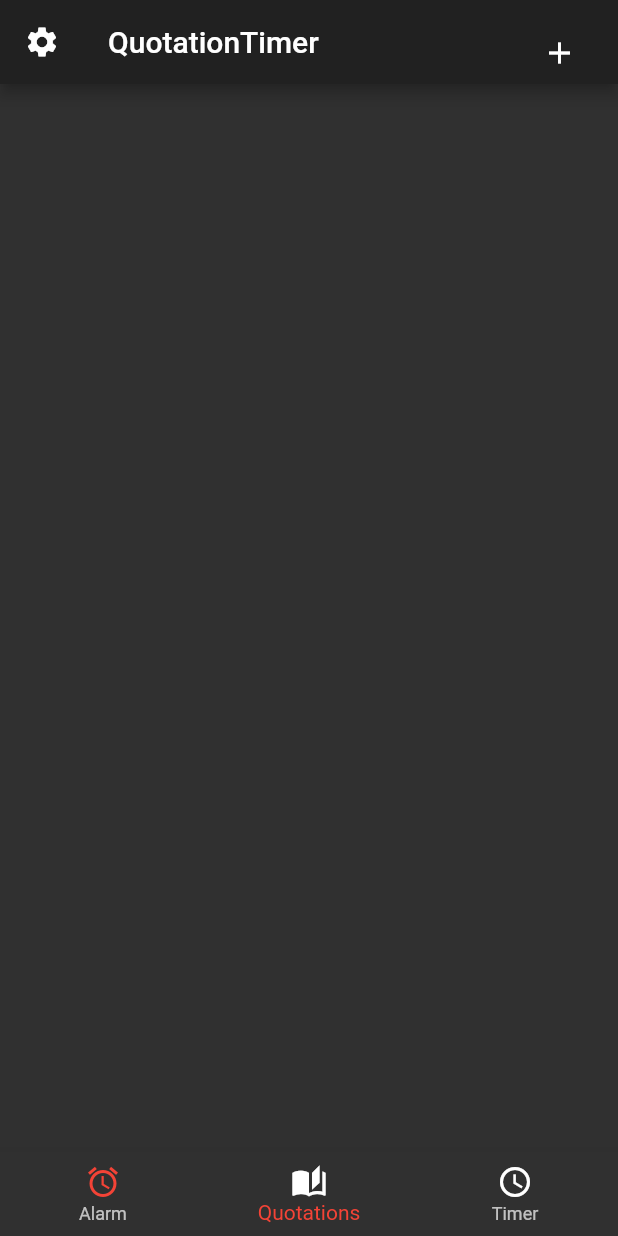
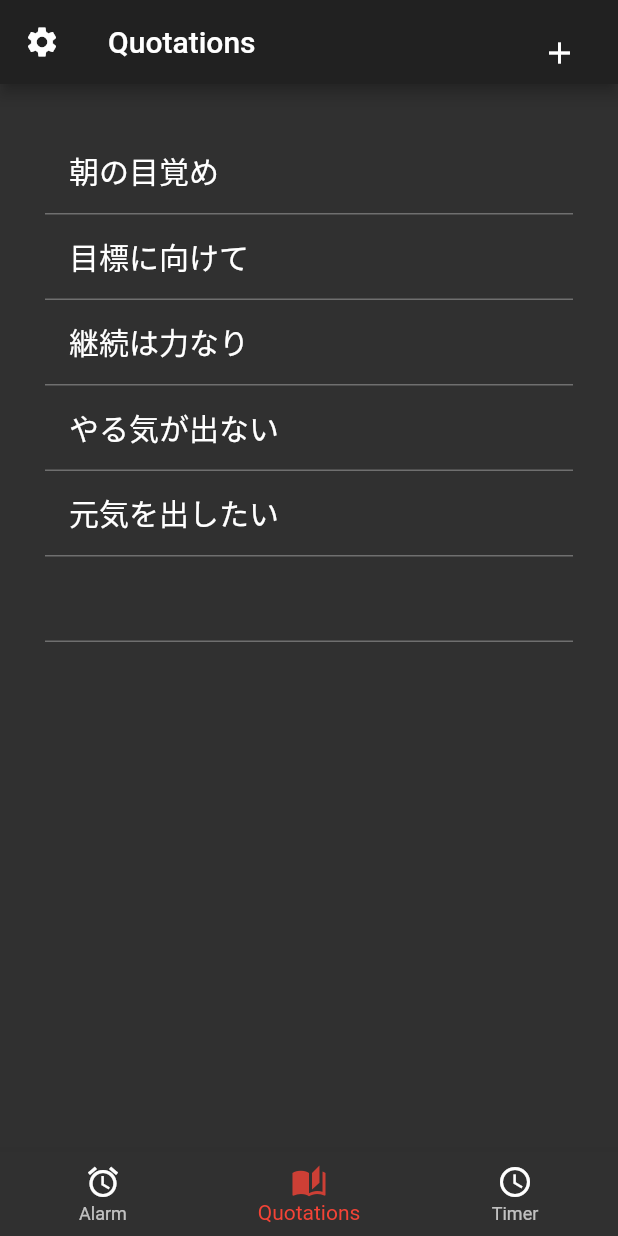
Before and after one commit to hiromu73/watch_app, a Flutter app: the screen it shows after launch, item 2 of the bottom bar chosen, on a phone screen of 412 x 824 dp. Run offline on Flutter 3.47's test engine with Material 2 defaults, Android fonts, the phone set to English and light mode, and no system bars.

Commit message:
各遷移先の作成

```diff
--- a/lib/homewatch.dart
+++ b/lib/homewatch.dart
@@ -1,15 +1,15 @@
 
 
-// import 'package:async/async.dart';
 import 'package:flutter/cupertino.dart';
 import 'package:flutter/material.dart';
-// import 'package:watch_app/header.dart';
 
+//作成したWidget//
 import 'route/alarmpage.dart';
 import 'route/newalarm.dart';
 import 'route/quotationspage.dart';
 import 'route/settingpage.dart';
 import 'route/timer.dart';
+////////////////
 
 class HomeWatch extends StatefulWidget {
   HomeWatch({Key key}) : super(key: key);
@@ -23,6 +23,9 @@ class _HomeWatchState extends State<HomeWatch> {
   int _tapIndex = 0;
   final _bottomNavigationBar = <BottomNavigationBarItem>[];
 
+  List<String> _tapList = ["Alarm","Quotations","Timer"];
+  String _selectedItem = "Alarm";
+
   //bottomに表示するアイコン
   static const _bottomIcons = [
     Icons.alarm,
@@ -30,20 +33,20 @@ class _HomeWatchState extends State<HomeWatch> {
     Icons.access_time,
   ];
 
-  ///bottomに表示するアイコンの名前
+  //bottomに表示するアイコンの名前
   static const _bottomIconsNames = [
     'Alarm',
     'Quotations',
     'Timer',
   ];
 
-  ///bottomに表示するアイコンの遷移先
+  //bottomに表示するアイコンの遷移先
   var _routes = [
-    AlarmPage(),///アラーム
-    QuotationsPage(),///格言
-    Timer(),///タイマー
-    NewAlarm(),///新規アラーム
-    SettingPage(),///設定
+    AlarmPage(),
+    QuotationsPage(),
+    Timer(),
+    NewAlarm(),
+    SettingPage(),
   ];
 
   @override
@@ -60,12 +63,12 @@ class _HomeWatchState extends State<HomeWatch> {
     return BottomNavigationBarItem(
       icon: Icon(
         _bottomIcons[index],
-        color: Colors.red,
+        color: Colors.red.withOpacity(0.8),
       ),
       title: Text(
           _bottomIconsNames[index],
         style: TextStyle(
-          color: Colors.red,
+          color: Colors.red.withOpacity(0.8),
         ),
       )
     );
@@ -91,18 +94,16 @@ class _HomeWatchState extends State<HomeWatch> {
   void _onTapIcon(int index) {
     setState(() {
       _bottomNavigationBar[_tapIndex] = _NoneSelectIcons(_tapIndex);
-      _bottomNavigationBar[_tapIndex] = _SelectIcons(_tapIndex);
+      _bottomNavigationBar[index] = _SelectIcons(index);
       _tapIndex = index;
     });
   }
-
-
-
 
   @override
   Widget build(BuildContext context) {
      return Scaffold(
         appBar: AppBar(
+            title: Text("Quotations"),
         leading: Padding(
           padding: EdgeInsets.all(4.0),
           child: IconButton(
@@ -119,20 +120,18 @@ class _HomeWatchState extends State<HomeWatch> {
         actions: [
           Padding(
               padding: EdgeInsets.all(15.0),
-              child: IconButton(
+                child: IconButton(
                 icon: Icon(Icons.add),
                 onPressed: () {
                   setState(() {
                     Navigator.push(
                         context,
-                        MaterialPageRoute(builder: (context) => NewAlarm(),
-                    ));
+                        MaterialPageRoute(builder: (context) => SettingPage(),
+                        ));
                   });
-            },)
-          ),
-        ],
-        title: Text('QuotationTimer'),
-      ),
+                }),
+              ),
+            ]),
       //タップされたインデックスを返す
       body: _routes.elementAt(_tapIndex),
       bottomNavigationBar: BottomNavigationBar(
--- a/lib/route/quotationspage.dart
+++ b/lib/route/quotationspage.dart
@@ -1,8 +1,12 @@
 
+
+import 'package:flutter/gestures.dart';
 import 'package:flutter/material.dart';
+import 'package:watch_app/route/quotationswrite.dart';
 
 ///テキストページ
-///Quotationsに入力し保存できる⇨コピペする様
+///どんな時に⇨格言一覧
+///Quotationsに入力し保存できる⇨コピペの可能
 class QuotationsPage extends StatefulWidget {
   @override
   _QuotationsPageState createState() => _QuotationsPageState();
@@ -11,6 +15,113 @@ class QuotationsPage extends StatefulWidget {
 class _QuotationsPageState extends State<QuotationsPage> {
   @override
   Widget build(BuildContext context) {
-    return Container();
+    return Scaffold(
+      body: ListView(
+          scrollDirection: Axis.vertical,
+          padding: EdgeInsets.all(30.0),
+          shrinkWrap: true,
+          children: listTiles
+      ),
+    );
   }
+  List<Widget> listTiles = <Widget> [
+    Container(
+        decoration: new BoxDecoration(
+          border: new Border(
+              bottom: new BorderSide(color: Colors.white.withOpacity(0.3))
+          ),
+        ),
+        child: ListTile(title: Text('朝の目覚め',textAlign: TextAlign.left,
+          style: TextStyle(fontSize: 20.0),
+        ),
+        )
+    ),
+    Container(
+        decoration: new BoxDecoration(
+          border: new Border(
+              bottom: new BorderSide(color: Colors.white.withOpacity(0.3))
+          ),
+        ),
+        child: ListTile(title: Text('目標に向けて',textAlign: TextAlign.left,
+          style: TextStyle(fontSize: 20.0),
+        ),
+        )
+    ),
+    Container(
+        decoration: new BoxDecoration(
+          border: new Border(
+              bottom: new BorderSide(color: Colors.white.withOpacity(0.3))
+          ),
+        ),
+        child: ListTile(title: Text('継続は力なり',textAlign: TextAlign.left,
+          style: TextStyle(fontSize: 20.0),
+        ),
+        )
+    ),
+    Container(
+        decoration: new BoxDecoration(
+          border: new Border(
+              bottom: new BorderSide(color: Colors.white.withOpacity(0.3))
+          ),
+        ),
+        child: ListTile(title: Text('やる気が出ない',textAlign: TextAlign.left,
+          style: TextStyle(fontSize: 20.0),
+        ),
+        )
+    ),
+    Container(
+        decoration: new BoxDecoration(
+          border: new Border(
+              bottom: new BorderSide(color: Colors.white.withOpacity(0.3))
+          ),
+        ),
+        child: ListTile(title: Text('元気を出したい',textAlign: TextAlign.left,
+          style: TextStyle(fontSize: 20.0),
+        ),
+        )
+    ),
+    Container(
+        decoration: new BoxDecoration(
+          border: new Border(
+              bottom: new BorderSide(color: Colors.white.withOpacity(0.3))
+          ),
+        ),
+        child: ListTile(title: Text('',textAlign: TextAlign.left,
+          style: TextStyle(fontSize: 20.0),
+        ),
+        )
+    ),
+  ];
 }
+
+
+    // return Scaffold(
+    //   appBar: AppBar(
+    //     title: Text("Quotations"),
+    //     leading: Padding(
+    //       padding: EdgeInsets.all(8.0),
+    //       child: IconButton(
+    //         icon: Icon(Icons.arrow_back),
+    //         onPressed: (){
+    //           Navigator.pop(context,true);
+    //         }
+    //       ),
+    //     ),
+    //     actions: [
+    //       InkWell(
+    //         child: Padding(
+    //           padding: EdgeInsets.all(8.0),
+    //           child: IconButton(
+    //             icon: Icon(Icons.add),
+    //             onPressed: (){
+    //               //Quotations入力フォーム
+    //               Navigator.push(context,MaterialPageRoute(builder:
+    //               (context) => QuotationsWrite(),
+    //               ));
+    //             },
+    //           ),
+    //         ),
+    //       )
+    //     ],
+    //   ),
+    // );
--- /dev/null
+++ b/lib/route/quotationswrite.dart
@@ -0,0 +1,20 @@
+
+
+
+import 'package:flutter/material.dart';
+
+//Quotations入力フォーム
+//どんな時に?プルダウン
+//入力テキスト
+
+class QuotationsWrite extends StatefulWidget {
+  @override
+  _QuotationsWriteState createState() => _QuotationsWriteState();
+}
+
+class _QuotationsWriteState extends State<QuotationsWrite> {
+  @override
+  Widget build(BuildContext context) {
+    return Container();
+  }
+}
--- a/lib/route/settingpage.dart
+++ b/lib/route/settingpage.dart
@@ -53,7 +53,7 @@ class _SettingPageState extends State<SettingPage> {
       )
     );
   }
-  ///各設定繊維を作っていくonTap
+  ///各設定遷移先を作っていくonTap
    List<Widget> listTiles =  <Widget>[
      Container(
        decoration: new BoxDecoration(
@@ -75,6 +75,9 @@ class _SettingPageState extends State<SettingPage> {
          child: ListTile(title: Text('アプリについてのお問い合わせ',textAlign: TextAlign.left,
            style: TextStyle(fontSize: 20.0),
          ),
+           onTap: (){
+
+           },
          )
      ),
      Container(
```
